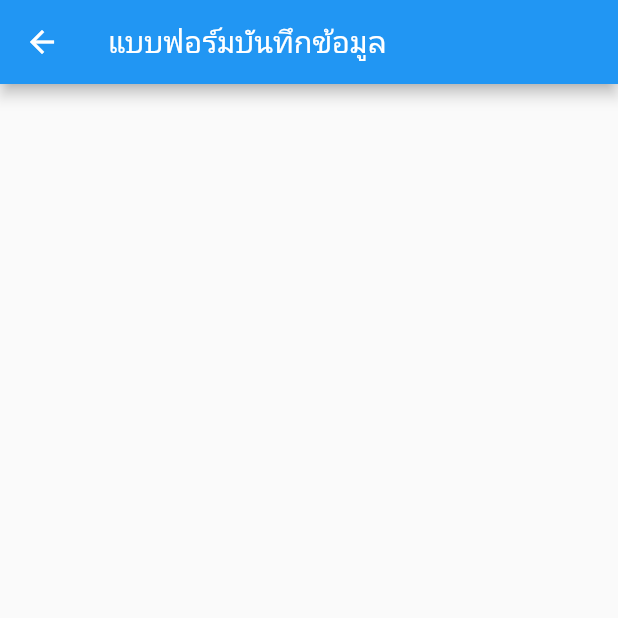
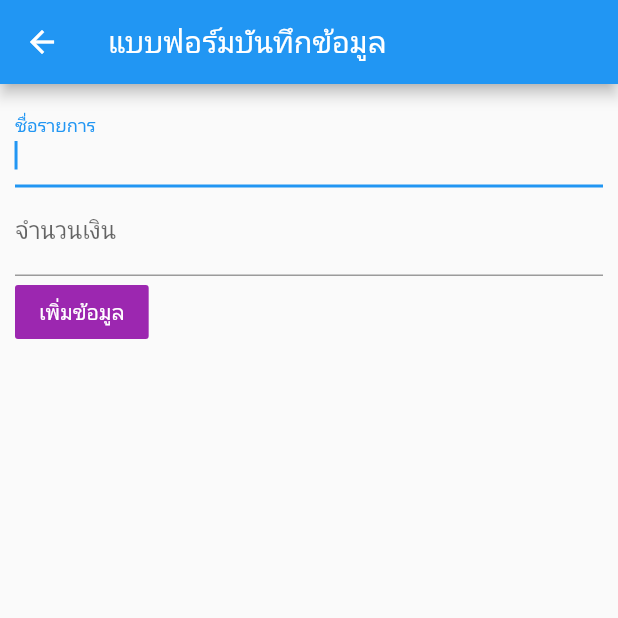
Before and after one commit to Kevinfame007/learn_flutter_database, a Flutter app: the FormScreen screen opened directly, on a phone screen of 412 x 824 dp, the top half of it. Run offline on Flutter 3.47's test engine with Material 2 defaults, Android fonts, the phone set to English and light mode, and no system bars.

Commit message:
learn how to create form interface
learn how to create form interface and even onPressed

```diff
--- a/lib/screens/form_screen.dart
+++ b/lib/screens/form_screen.dart
@@ -4,10 +4,35 @@ class FormScreen extends StatelessWidget {
   @override
   Widget build(BuildContext context) {
     return Scaffold(
-        appBar: AppBar(
-          title: Text("แบบฟอร์มบันทึกข้อมูล"),
-
+      appBar: AppBar(
+        title: Text("แบบฟอร์มบันทึกข้อมูล"),
+      ),
+      body: Padding(
+        padding: const EdgeInsets.all(10.0),
+        child: Form(
+          child: Column(
+            crossAxisAlignment: CrossAxisAlignment.start,
+            children: [
+              TextFormField(
+                decoration: new InputDecoration(labelText: "ชื่อรายการ"),
+                autofocus: true,
+              ),
+              TextFormField(
+                decoration: new InputDecoration(labelText: "จำนวนเงิน"),
+                keyboardType: TextInputType.number,
+              ),
+              FlatButton(
+                child: Text("เพิ่มข้อมูล"),
+                color: Colors.purple,
+                textColor: Colors.white,
+                onPressed: () {
+                  Navigator.pop(context);
+                },
+              )
+            ],
+          ),
         ),
-        body: Container());
+      ),
+    );
   }
 }
```
